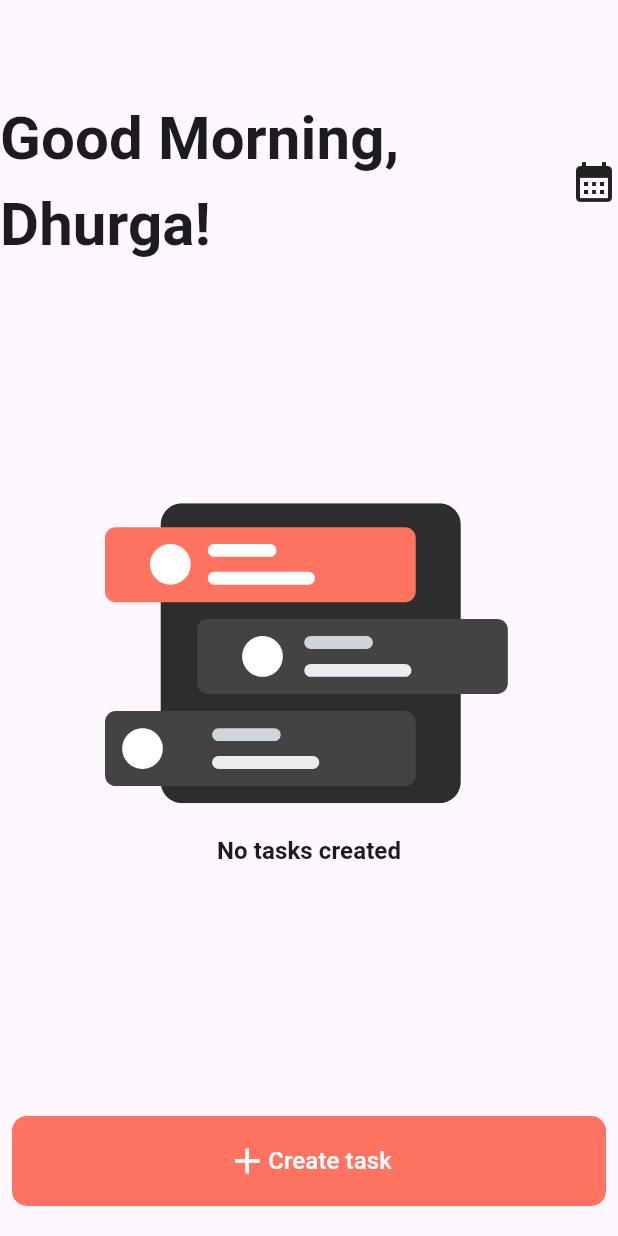
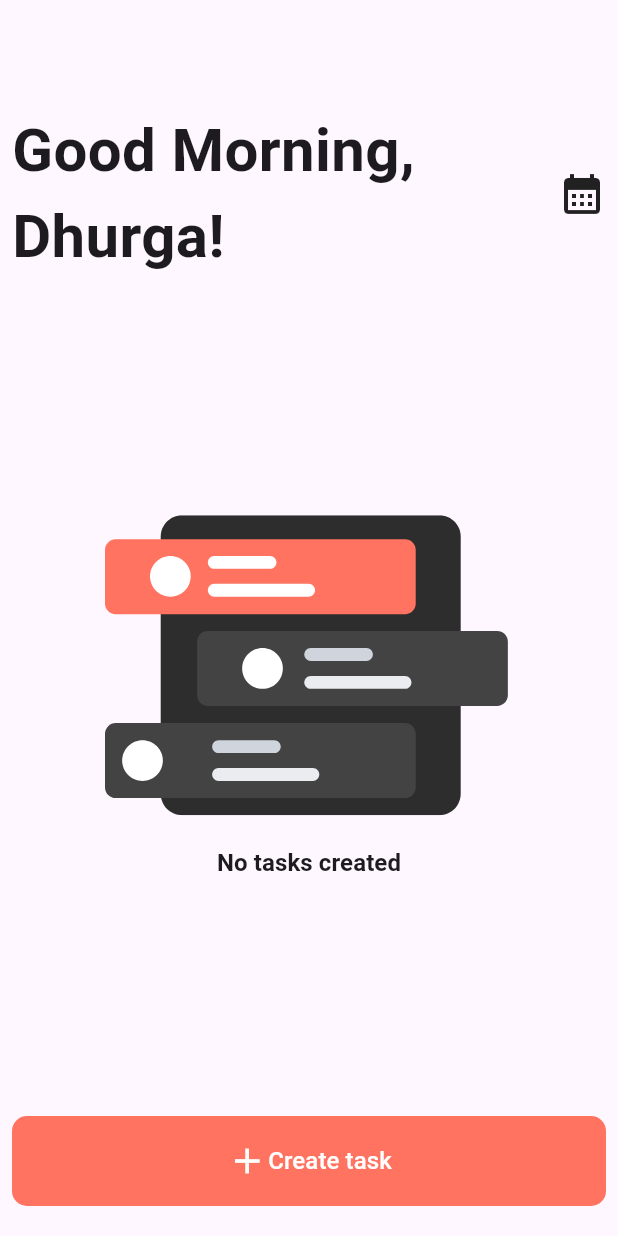
Before and after one commit to dhurgaramasamy/NoteApp, a Flutter app: the screen it shows after launch, on a phone screen of 412 x 824 dp. Run offline on Flutter 3.47's test engine with Material 2 defaults, Android fonts, the phone set to English and light mode, and no system bars; our stand-ins replace flutter_svg; Roboto replaces fonts that are missing (Plus Jakarta Sans).

Commit message:
[Dhurga] greeting text alignment

```diff
--- a/lib/landing/ui/greeting_content.dart
+++ b/lib/landing/ui/greeting_content.dart
@@ -6,7 +6,9 @@ class GreetingContent extends StatelessWidget {
 
   @override
   Widget build(BuildContext context) {
-    return Row(
+    return Padding(
+      padding: const EdgeInsets.all(8.0),
+      child: Row(
         children: [
           Expanded(
             child: Text(
@@ -16,7 +18,6 @@ class GreetingContent extends StatelessWidget {
                 fontSize: 40,
                 fontStyle: FontStyle.normal,
                 fontWeight: FontWeight.w600,
-              letterSpacing: 0.07,
               ),
               overflow: TextOverflow.ellipsis,
               maxLines: 2,
@@ -24,6 +25,7 @@ class GreetingContent extends StatelessWidget {
           ),
           const Icon(Icons.calendar_month_sharp, size: 32,)
         ],
+      ),
     );
   }
 }
```
Lines whose indentation alone changed are shown as unchanged.
